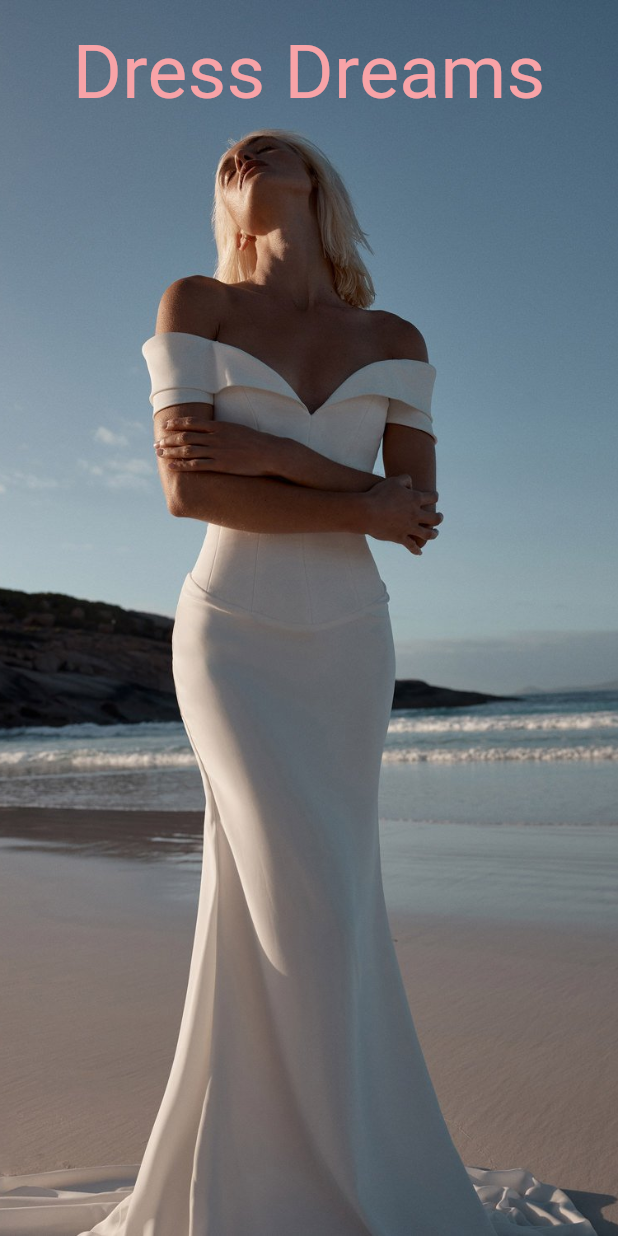
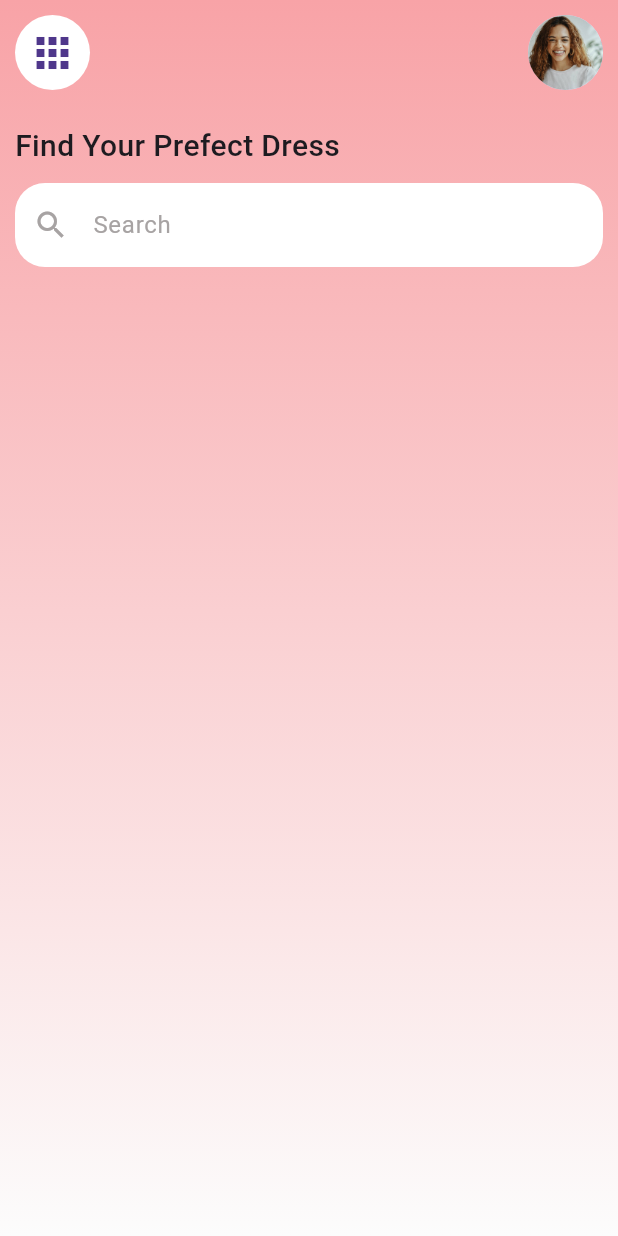
Before and after one commit to MarianAdly21/Dress-Store, a Flutter app: the screen it shows after launch, on a phone screen of 412 x 824 dp. Run offline on Flutter 3.47's test engine with Material 3 defaults, Android fonts, the phone set to English and light mode, and no system bars; Roboto replaces fonts that are missing (Alata); project files that could hold a hidden picture were left out.

Commit message:
part of search

```diff
--- /dev/null
+++ b/lib/features/Home/screens/home_screen.dart
@@ -0,0 +1,95 @@
+import 'package:flutter/material.dart';
+
+class HomeScreen extends StatelessWidget {
+  const HomeScreen({super.key});
+
+  @override
+  Widget build(BuildContext context) {
+    return Scaffold(
+      body: Container(
+        height: MediaQuery.of(context).size.height,
+        width: MediaQuery.of(context).size.width,
+        decoration: const BoxDecoration(
+          gradient: LinearGradient(
+            begin: Alignment.topCenter,
+            end: Alignment.bottomCenter,
+            colors: [
+              Color(0xffF8A3A7),
+              Color(0xffFCFCFC),
+            ],
+          ),
+        ),
+        child: SafeArea(
+            child: Padding(
+          padding: const EdgeInsets.all(10),
+          child: Column(
+            children: [
+              Row(
+                mainAxisAlignment: MainAxisAlignment.spaceBetween,
+                children: [
+                  CircleAvatar(
+                    backgroundColor: Colors.white,
+                    radius: 25,
+                    child: IconButton(
+                      onPressed: () {},
+                      icon: const Icon(
+                        Icons.apps,
+                        size: 32,
+                      ),
+                    ),
+                  ),
+                  const CircleAvatar(
+                    backgroundImage: AssetImage('assets/images/profile .jpg'),
+                    radius: 25,
+                  ),
+                ],
+              ),
+
+              Padding(
+                padding: const EdgeInsets.symmetric(vertical: 23),
+                child: Container(
+                  child: Column(
+                    crossAxisAlignment: CrossAxisAlignment.start,
+                    children: [
+                      const Padding(
+                        padding: EdgeInsets.only(bottom: 10),
+                        child: Text(
+                          "Find Your Prefect Dress",
+                          style: TextStyle(
+                            fontSize: 20,
+                            fontWeight: FontWeight.w500,
+                          ),
+                        ),
+                      ),
+                      TextFormField(
+                        decoration: InputDecoration(
+                          contentPadding:
+                              const EdgeInsets.symmetric(vertical: 16),
+                          filled: true,
+                          fillColor: Colors.white,
+                          prefixIcon: const Icon(
+                            Icons.search,
+                            color: Color(0xffA7A3A3),
+                          ),
+                          hintText: "Search",
+                          hintStyle: const TextStyle(
+                            color: Color(0xffA7A3A3),
+                            fontSize: 16,
+                          ),
+                          border: OutlineInputBorder(
+                            borderSide: BorderSide.none,
+                            borderRadius: BorderRadius.circular(20),
+                          ),
+                        ),
+                      ),
+                    ],
+                  ),
+                ),
+              )
+            ],
+          ),
+        )),
+      ),
+    );
+  }
+}
--- a/lib/main.dart
+++ b/lib/main.dart
@@ -1,3 +1,4 @@
+import 'package:dress_store/features/Home/screens/home_screen.dart';
 import 'package:dress_store/splash_screen.dart';
 import 'package:flutter/material.dart';
 
@@ -10,9 +11,9 @@ class DressStore extends StatelessWidget {
 
   @override
   Widget build(BuildContext context) {
-    return MaterialApp(
+    return const MaterialApp(
       debugShowCheckedModeBanner: false,
-      home: SplashScreen(),
+      home:HomeScreen(),
     );
   }
 }
--- a/pubspec.yaml
+++ b/pubspec.yaml
@@ -61,6 +61,7 @@ flutter:
   # To add assets to your application, add an assets section, like this:
   assets:
     - assets/images/splash.jpg
+    - assets/images/
 
 
   # An image asset can refer to one or more resolution-specific "variants", see
```
Also changed, not shown: assets/images/profile .jpg (added).
